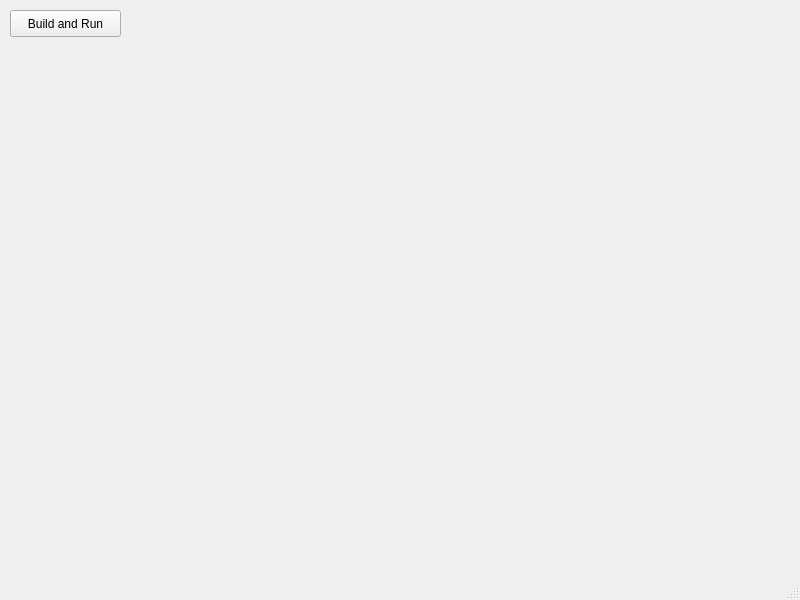
This is ui/editorwindow.ui in hkeeble/ProcLevelDesigner as Qt 5 draws it before an edit. The edited form follows.
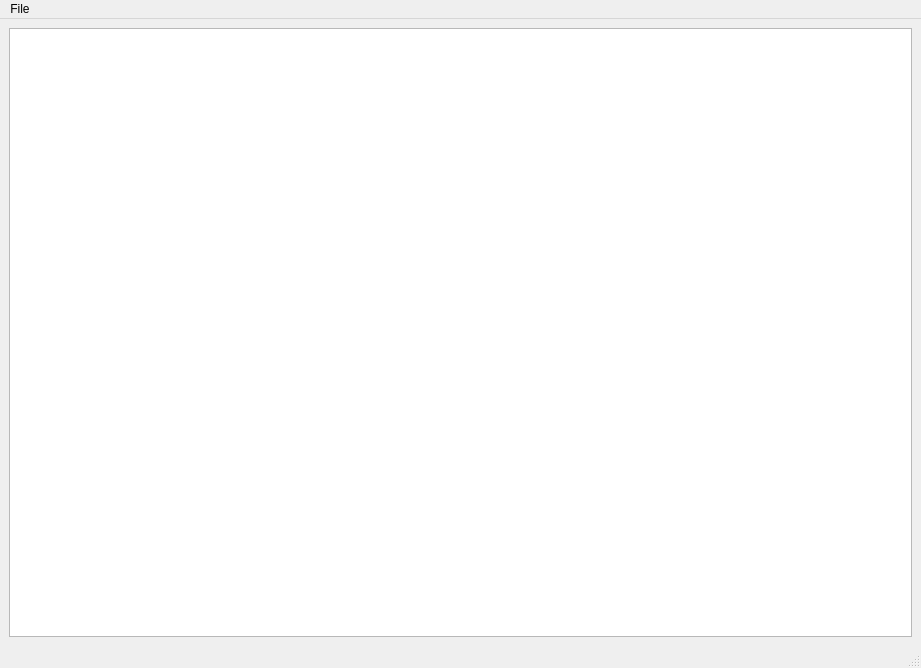
This is the edited form.

Commit message: Added basic GUI, working on level file management

```diff
--- a/ui/editorwindow.ui
+++ b/ui/editorwindow.ui
@@ -6,37 +6,45 @@
    <rect>
     <x>0</x>
     <y>0</y>
-    <width>800</width>
-    <height>600</height>
+    <width>921</width>
+    <height>668</height>
    </rect>
   </property>
+  <property name="sizePolicy">
+   <sizepolicy hsizetype="Maximum" vsizetype="Maximum">
+    <horstretch>0</horstretch>
+    <verstretch>0</verstretch>
+   </sizepolicy>
+  </property>
   <property name="windowTitle">
    <string>MainWindow</string>
   </property>
   <widget class="QWidget" name="centralwidget">
-   <widget class="QPushButton" name="build_run">
-    <property name="geometry">
-     <rect>
-      <x>10</x>
-      <y>10</y>
-      <width>111</width>
-      <height>27</height>
-     </rect>
-    </property>
-    <property name="text">
-     <string>Build and Run</string>
-    </property>
-   </widget>
+   <layout class="QHBoxLayout" name="horizontalLayout">
+    <item>
+     <widget class="QTreeView" name="treeView"/>
+    </item>
+   </layout>
   </widget>
   <widget class="QMenuBar" name="menubar">
    <property name="geometry">
     <rect>
      <x>0</x>
      <y>0</y>
-     <width>800</width>
+     <width>921</width>
      <height>25</height>
     </rect>
    </property>
+   <widget class="QMenu" name="menuProcedural_Level_Designer">
+    <property name="title">
+     <string>File</string>
+    </property>
+    <addaction name="actionNew_Quest"/>
+    <addaction name="actionOpen_Quest"/>
+    <addaction name="actionClose"/>
+    <addaction name="actionExit"/>
+   </widget>
+   <addaction name="menuProcedural_Level_Designer"/>
   </widget>
   <widget class="QStatusBar" name="statusbar"/>
  </widget>
```
Left out of the diff: 20 changed lines with no effect on the pictures. The commit also changes 115 other files.
